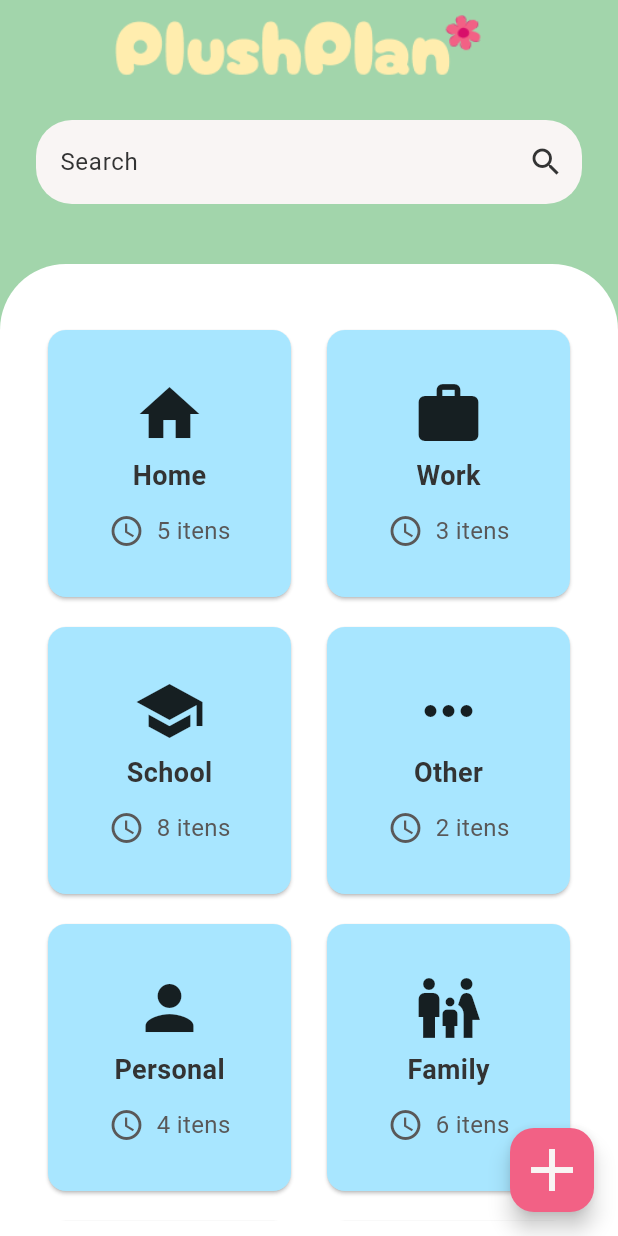
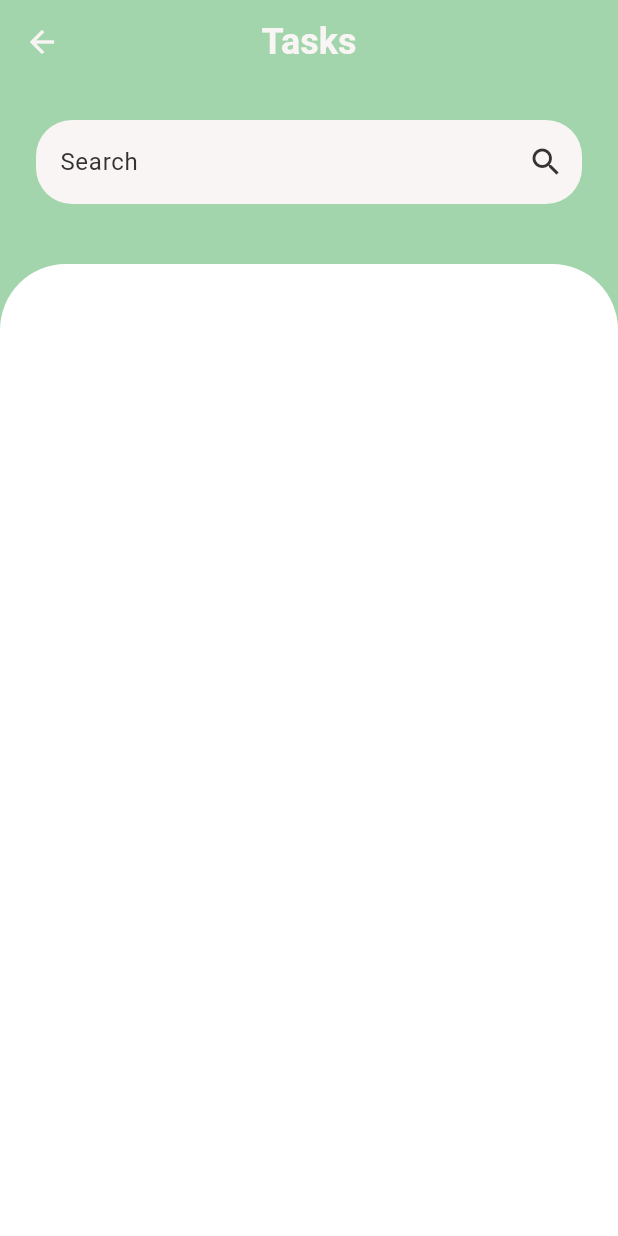
Before and after one commit to franbs2/plush_plan_app, a Flutter app: the screen it shows after launch, on a phone screen of 412 x 824 dp. Run offline on Flutter 3.47's test engine with Material 3 defaults, Android fonts, the phone set to English and light mode, and no system bars; our stand-ins replace google_fonts.

Commit message:
feat: Creates Task Page Base

```diff
--- a/lib/main.dart
+++ b/lib/main.dart
@@ -1,5 +1,6 @@
 import 'package:app_plush_pan/views/pages/home_page.dart';
 import 'package:app_plush_pan/style/app_theme.dart';
+import 'package:app_plush_pan/views/pages/tasks_page.dart';
 import 'package:flutter/material.dart';
 
 void main() {
@@ -13,7 +14,7 @@ class MyApp extends StatelessWidget {
   Widget build(BuildContext context) {
     return MaterialApp(
       theme: AppTheme.themeData,
-      home: const MyHomePage(),
+      home: Task(),
     );
   }
 }
--- a/lib/models/categories.dart
+++ b/lib/models/categories.dart
@@ -1,33 +1,37 @@
+import 'package:app_plush_pan/views/pages/tasks_page.dart';
 import 'package:flutter/material.dart';
 
 class Categories {
   final String name;
   final Icon icon;
-  final int qntItems;
+  final int qntItems = 0;
+  final List<Task>? tasks;
 
-  Categories({required this.name, required this.icon, this.qntItems = 0});
+  Categories({required this.name, required this.icon, this.tasks});
 
   static List<Categories> categories = [
-    Categories(name: "Home", icon: Icon(Icons.home), qntItems: 5),
-    Categories(name: "Work", icon: Icon(Icons.work), qntItems: 3),
-    Categories(name: "School", icon: Icon(Icons.school), qntItems: 8),
-    Categories(name: "Other", icon: Icon(Icons.more_horiz), qntItems: 2),
-    Categories(name: "Personal", icon: Icon(Icons.person), qntItems: 4),
-    Categories(name: "Family", icon: Icon(Icons.family_restroom), qntItems: 6),
-    Categories(name: "Friends", icon: Icon(Icons.people), qntItems: 7),
-    Categories(name: "Travel", icon: Icon(Icons.travel_explore), qntItems: 10),
-    Categories(name: "Food", icon: Icon(Icons.fastfood), qntItems: 15),
-    Categories(name: "Shopping", icon: Icon(Icons.shopping_bag), qntItems: 12),
-    Categories(name: "Art", icon: Icon(Icons.art_track), qntItems: 9),
-    Categories(name: "Gaming", icon: Icon(Icons.gamepad), qntItems: 20),
-    Categories(name: "Music", icon: Icon(Icons.music_note), qntItems: 30),
     Categories(
-        name: "Sports", icon: Icon(Icons.sports_basketball), qntItems: 25),
-    Categories(name: "Movies", icon: Icon(Icons.movie), qntItems: 18),
-    Categories(name: "Books", icon: Icon(Icons.book), qntItems: 22),
-    Categories(name: "News", icon: Icon(Icons.newspaper), qntItems: 14),
-    Categories(name: "Games", icon: Icon(Icons.gamepad), qntItems: 17),
-    Categories(name: "Pets", icon: Icon(Icons.pets), qntItems: 11),
-    Categories(name: "Nature", icon: Icon(Icons.nature), qntItems: 16),
+      name: "Home",
+      icon: Icon(Icons.home),
+    ),
+    Categories(name: "Work", icon: Icon(Icons.work)),
+    Categories(name: "School", icon: Icon(Icons.school)),
+    Categories(name: "Other", icon: Icon(Icons.more_horiz)),
+    Categories(name: "Personal", icon: Icon(Icons.person)),
+    Categories(name: "Family", icon: Icon(Icons.family_restroom)),
+    Categories(name: "Friends", icon: Icon(Icons.people)),
+    Categories(name: "Travel", icon: Icon(Icons.travel_explore)),
+    Categories(name: "Food", icon: Icon(Icons.fastfood)),
+    Categories(name: "Shopping", icon: Icon(Icons.shopping_bag)),
+    Categories(name: "Art", icon: Icon(Icons.art_track)),
+    Categories(name: "Gaming", icon: Icon(Icons.gamepad)),
+    Categories(name: "Music", icon: Icon(Icons.music_note)),
+    Categories(name: "Sports", icon: Icon(Icons.sports_basketball)),
+    Categories(name: "Movies", icon: Icon(Icons.movie)),
+    Categories(name: "Books", icon: Icon(Icons.book)),
+    Categories(name: "News", icon: Icon(Icons.newspaper)),
+    Categories(name: "Games", icon: Icon(Icons.gamepad)),
+    Categories(name: "Pets", icon: Icon(Icons.pets)),
+    Categories(name: "Nature", icon: Icon(Icons.nature)),
   ];
 }
--- /dev/null
+++ b/lib/models/task.dart
@@ -0,0 +1,85 @@
+import 'package:flutter/material.dart';
+
+class Task {
+  final String id;
+  final String title;
+  final String description;
+  final DateTime dueDate;
+  final bool isCompleted;
+  final String category;
+
+  Task({
+    required this.id,
+    required this.title,
+    required this.description,
+    required this.dueDate,
+    this.isCompleted = false,
+    required this.category,
+  });
+
+  static List<Task> tasks = [
+    Task(
+      id: '1',
+      title: 'Task 1',
+      description: 'Description 1',
+      dueDate: DateTime.now(),
+      category: 'Home',
+    ),
+    Task(
+      id: '2',
+      title: 'Task 2',
+      description: 'Description 2',
+      dueDate: DateTime.now(),
+      category: 'Work',
+    ),
+    Task(
+      id: '3',
+      title: 'Task 3',
+      description: 'Description 3',
+      dueDate: DateTime.now(),
+      category: 'Personal',
+    ),
+    Task(
+      id: '4',
+      title: 'Task 4',
+      description: 'Description 4',
+      dueDate: DateTime.now(),
+      category: 'Home',
+    ),
+    Task(
+      id: '5',
+      title: 'Task 5',
+      description: 'Description 5',
+      dueDate: DateTime.now(),
+      category: 'Work',
+    ),
+    Task(
+      id: '6',
+      title: 'Task 6',
+      description: 'Description 6',
+      dueDate: DateTime.now(),
+      category: 'Personal',
+    ),
+    Task(
+      id: '7',
+      title: 'Task 7',
+      description: 'Description 7',
+      dueDate: DateTime.now(),
+      category: 'Home',
+    ),
+    Task(
+      id: '8',
+      title: 'Task 8',
+      description: 'Description 8',
+      dueDate: DateTime.now(),
+      category: 'Work',
+    ),
+    Task(
+      id: '9',
+      title: 'Task 9',
+      description: 'Description 9',
+      dueDate: DateTime.now(),
+      category: 'Personal',
+    )
+  ];
+}
--- a/lib/style/app_theme.dart
+++ b/lib/style/app_theme.dart
@@ -19,19 +19,17 @@ class AppTheme {
 
   static final ThemeData themeData = ThemeData(
     colorScheme: colorScheme,
-    scaffoldBackgroundColor: const Color(0xFFA2D5AB), // Verde Menta
+    scaffoldBackgroundColor: const Color(0xFFA2D5AB),
     appBarTheme: const AppBarTheme(
       backgroundColor: Colors.transparent,
       elevation: 0,
     ),
-
     floatingActionButtonTheme: FloatingActionButtonThemeData(
       backgroundColor: colorScheme.primary,
     ),
-
     textTheme: TextTheme(
-      bodyLarge: TextStyle(color: colorScheme.onSecondary), // Preto Escuro
-      bodyMedium: TextStyle(color: colorScheme.onBackground), // Preto Escuro
+      bodyLarge: TextStyle(color: colorScheme.onSecondary),
+      bodyMedium: TextStyle(color: colorScheme.onBackground),
     ),
   );
 }
--- a/lib/views/pages/tasks_page.dart
+++ b/lib/views/pages/tasks_page.dart
@@ -0,0 +1,48 @@
+import 'package:app_plush_pan/models/categories.dart';
+import 'package:app_plush_pan/views/widget/grid_view.dart';
+import 'package:app_plush_pan/views/widget/search.dart';
+import 'package:app_plush_pan/views/widget/title.dart';
+import 'package:flutter/material.dart';
+
+class Task extends StatefulWidget {
+  const Task({super.key});
+
+  @override
+  State<Task> createState() => _TaskState();
+}
+
+class _TaskState extends State<Task> {
+  @override
+  Widget build(BuildContext context) {
+    final ColorScheme colorScheme = Theme.of(context).colorScheme;
+
+    return Scaffold(
+      appBar: AppBar(
+        leading: IconButton(
+            icon: Icon(Icons.arrow_back, color: colorScheme.onPrimary),
+            onPressed: () => Navigator.pop(context)),
+        title: WidgetTitle(color: colorScheme.onPrimary, title: 'Tasks'),
+        centerTitle: true,
+      ),
+      body: Column(
+        children: [
+          WidgetSearch(
+            onTextChanged: (value) => (value),
+          ),
+          const SizedBox(height: 16),
+          Expanded(
+            child: Container(
+              decoration: BoxDecoration(
+                color: colorScheme.surface,
+                borderRadius: BorderRadius.only(
+                  topLeft: Radius.circular(44),
+                  topRight: Radius.circular(44),
+                ),
+              ),
+            ),
+          ),
+        ],
+      ),
+    );
+  }
+}
```
